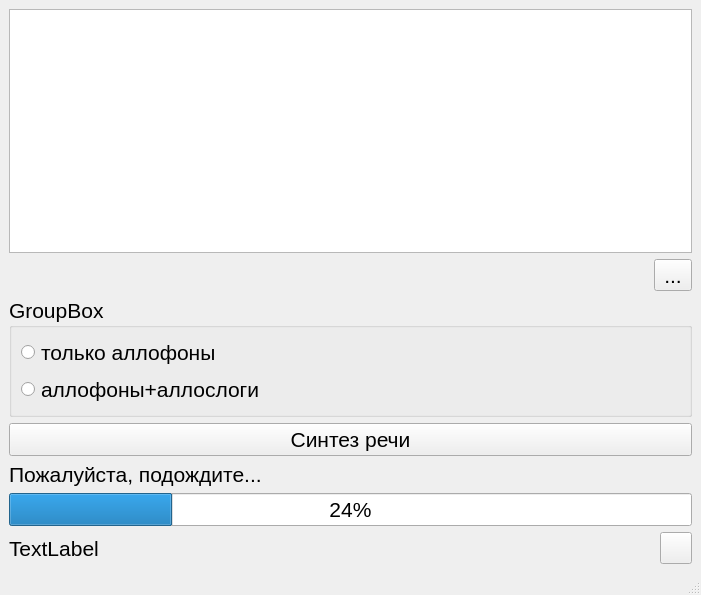
This is src/TTS/ui/mainwindow.ui in Painted-Black/BMSTU-TTS as Qt 5 draws it before an edit. The edited form follows.
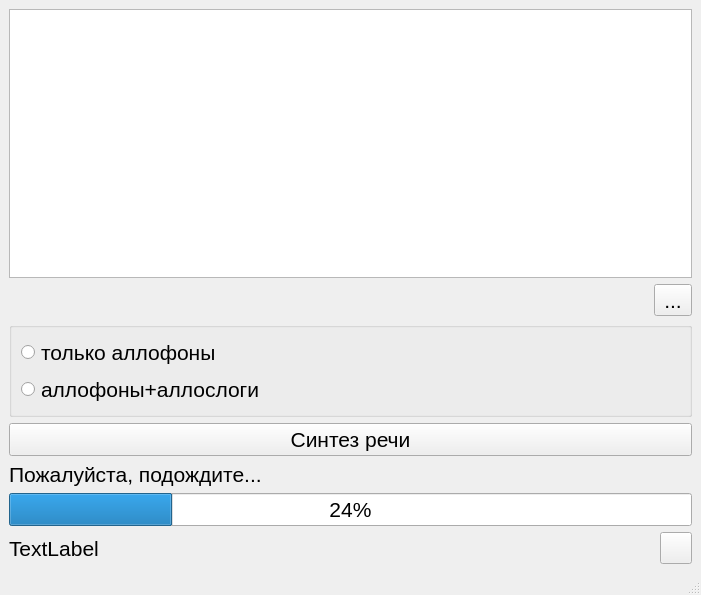
This is the edited form.

What changed in the file:
```diff
--- a/src/TTS/ui/mainwindow.ui
+++ b/src/TTS/ui/mainwindow.ui
@@ -157,7 +157,7 @@
        </font>
       </property>
       <property name="title">
-       <string>GroupBox</string>
+       <string/>
       </property>
       <layout class="QVBoxLayout" name="verticalLayout">
        <item>
```
